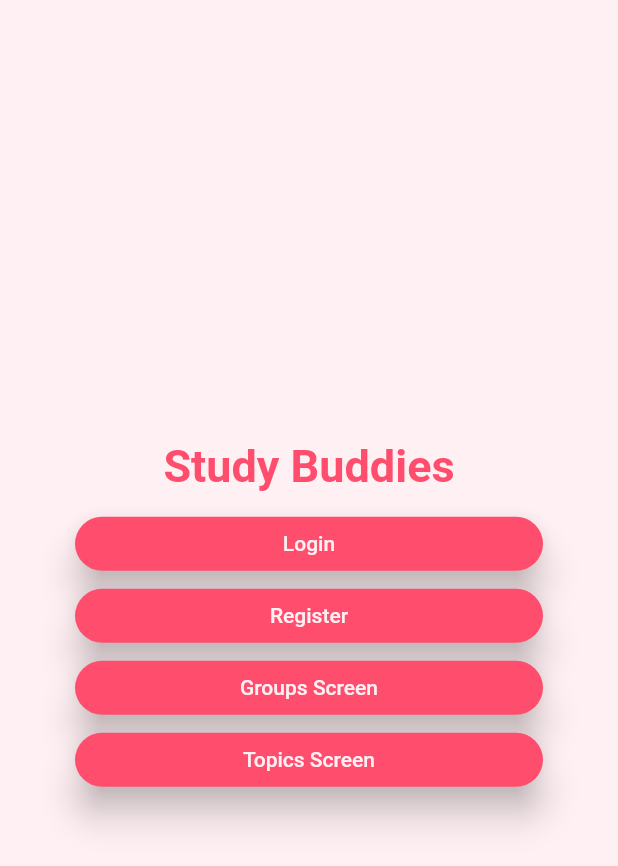
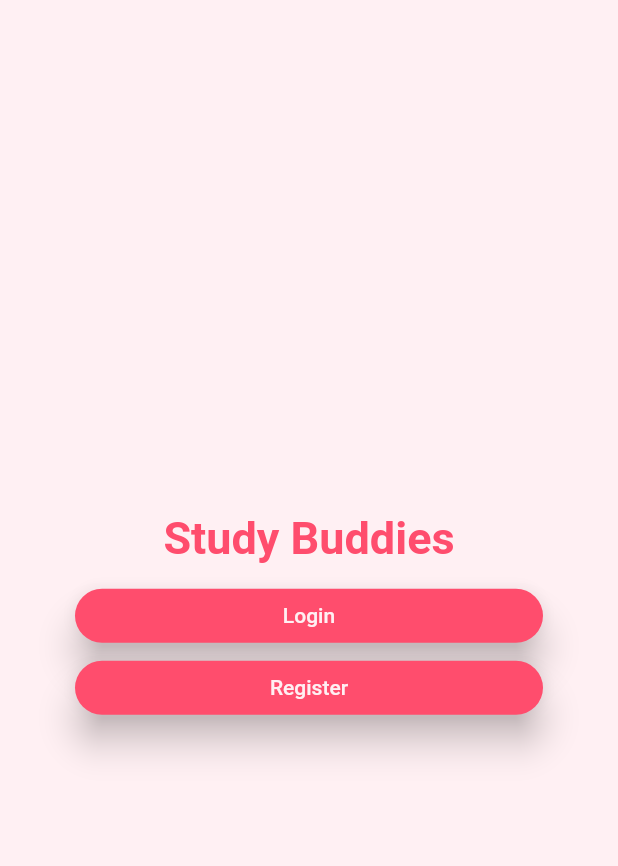
Before and after one commit to david-reti/study-buddies, a Flutter app: the screen it shows after launch, on a phone screen of 412 x 824 dp. Shown: the top 866 px of the screen. Run offline on Flutter 3.47's test engine with Material 2 defaults, Android fonts, the phone set to English and light mode, and no system bars.

Commit message:
changed homescreen layout

```diff
--- a/app/lib/Screens/homepage.dart
+++ b/app/lib/Screens/homepage.dart
@@ -77,56 +77,6 @@ class HomePage extends StatelessWidget {
                               style: TextStyle(color: textColor)))),
                 ],
               ),
-              Row(
-                children: [
-                  Expanded(
-                      child: ElevatedButton(
-                          style: ElevatedButton.styleFrom(
-                            primary: buttonColor,
-                            shape: RoundedRectangleBorder(
-                              borderRadius: BorderRadius.circular(25),
-                            ),
-                            elevation: 10,
-                          ),
-                          onPressed: () {
-                            Navigator.push(
-                              context,
-                              MaterialPageRoute(
-                                builder: (context) {
-                                  return GroupScreen();
-                                },
-                              ),
-                            );
-                          },
-                          child: Text("Groups Screen",
-                              style: TextStyle(color: textColor)))),
-                ],
-              ),
-              Row(
-                children: [
-                  Expanded(
-                      child: ElevatedButton(
-                          style: ElevatedButton.styleFrom(
-                            primary: buttonColor,
-                            shape: RoundedRectangleBorder(
-                              borderRadius: BorderRadius.circular(25),
-                            ),
-                            elevation: 10,
-                          ),
-                          onPressed: () {
-                            Navigator.push(
-                              context,
-                              MaterialPageRoute(
-                                builder: (context) {
-                                  return TopicScreen();
-                                },
-                              ),
-                            );
-                          },
-                          child: Text("Topics Screen",
-                              style: TextStyle(color: textColor)))),
-                ],
-              ),
             ]),
       ),
     ));
```
